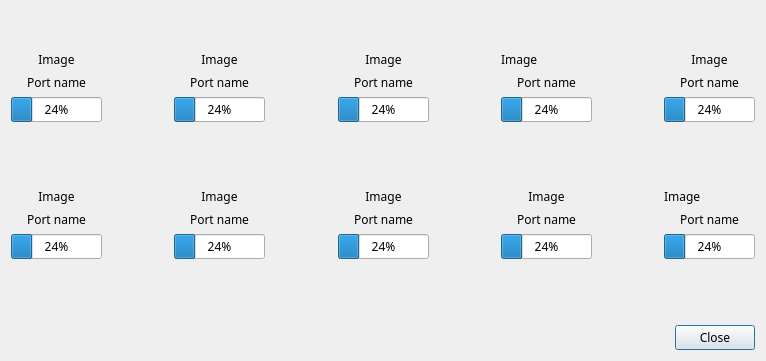
The window that modi_firmware_updater/assets/update_list.ui (LUXROBO/modi-firmware-updater) describes before a commit, drawn with Qt 5.
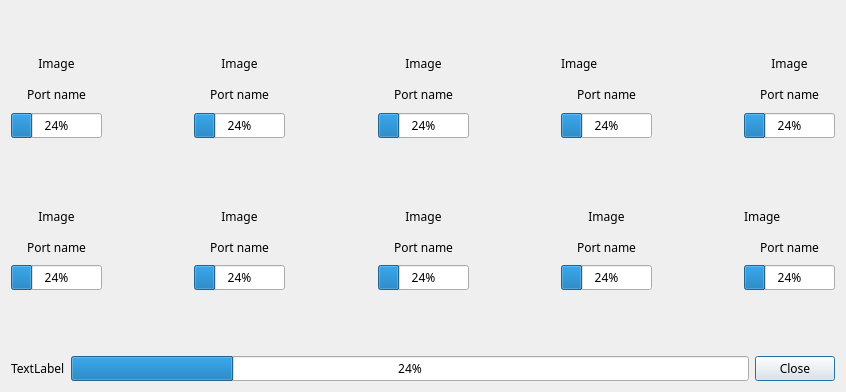
The same window after the commit.

Commit message: add total progress bar

```diff
--- a/modi_firmware_updater/assets/update_list.ui
+++ b/modi_firmware_updater/assets/update_list.ui
@@ -6,8 +6,8 @@
    <rect>
     <x>0</x>
     <y>0</y>
-    <width>766</width>
-    <height>353</height>
+    <width>846</width>
+    <height>392</height>
    </rect>
   </property>
   <property name="sizePolicy">
@@ -540,17 +540,18 @@
    <item>
     <layout class="QHBoxLayout" name="horizontalLayout_3">
      <item>
-      <spacer name="horizontalSpacer_13">
-       <property name="orientation">
-        <enum>Qt::Horizontal</enum>
+      <widget class="QLabel" name="total_status">
+       <property name="text">
+        <string>TextLabel</string>
        </property>
-       <property name="sizeHint" stdset="0">
-        <size>
-         <width>40</width>
-         <height>20</height>
-        </size>
+      </widget>
+     </item>
+     <item>
+      <widget class="QProgressBar" name="progress_bar_total">
+       <property name="value">
+        <number>24</number>
        </property>
-      </spacer>
+      </widget>
      </item>
      <item>
       <widget class="QPushButton" name="close_button">
```
The commit also changes 2 other files.
